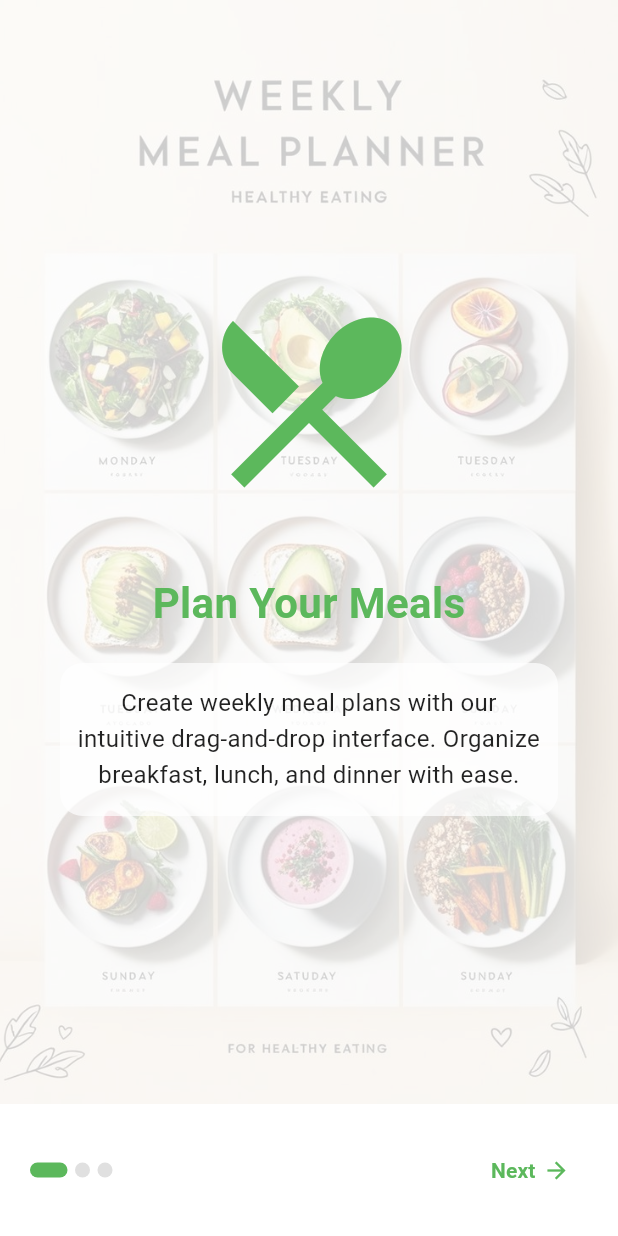
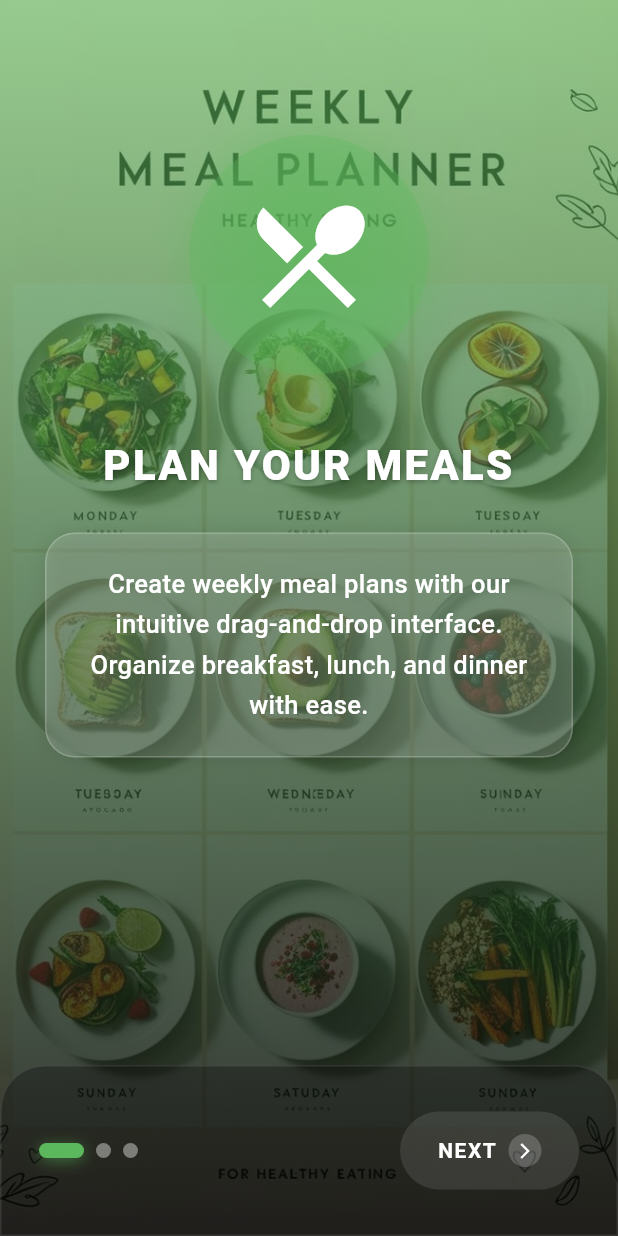
Before and after one commit to reymartjohneva/meal_planner, a Flutter app: the OnboardingScreen screen opened by its route, on a phone screen of 412 x 824 dp. Run offline on Flutter 3.47's test engine with Material 3 defaults, Android fonts, the phone set to English and light mode, and no system bars; our stand-ins replace cloud_firestore, firebase_auth, firebase_core, flutter_local_notifications, shared_preferences, table_calendar and 1 more; accounts and stored records are empty.

Commit message:
feat: modified getting started

```diff
--- a/lib/pages/getting_started_page.dart
+++ b/lib/pages/getting_started_page.dart
@@ -10,6 +10,8 @@ class OnboardingScreen extends StatefulWidget {
 class _OnboardingScreenState extends State<OnboardingScreen> {
   final PageController _pageController = PageController();
   int _currentPage = 0;
+  // Fixed theme color matching your original green
+  final Color _themeColor = const Color(0xFF5CB85C);
 
   final List<OnboardingPage> _pages = [
     OnboardingPage(
@@ -44,12 +46,10 @@ class _OnboardingScreenState extends State<OnboardingScreen> {
   @override
   Widget build(BuildContext context) {
     return Scaffold(
-      backgroundColor: Colors.white,
-      body: SafeArea(
-        child: Column(
+      body: Stack(
         children: [
-            Expanded(
-              child: PageView.builder(
+          // Single PageView for both background and content
+          PageView.builder(
             controller: _pageController,
             itemCount: _pages.length,
             onPageChanged: (int page) {
@@ -58,16 +58,170 @@ class _OnboardingScreenState extends State<OnboardingScreen> {
               });
             },
             itemBuilder: (context, index) {
-                  return buildPageContent(_pages[index]);
+              return Stack(
+                children: [
+                  // Background layer
+                  buildBackground(_pages[index]),
+
+                  // Content layer
+                  SafeArea(
+                    child: buildPageContent(_pages[index]),
+                  ),
+                ],
+              );
             },
           ),
+
+          // Bottom navigation stays fixed at the bottom
+          Positioned(
+            bottom: 0,
+            left: 0,
+            right: 0,
+            child: buildBottomNavigation(),
           ),
-            Padding(
-              padding: const EdgeInsets.all(20),
+        ],
+      ),
+    );
+  }
+
+  Widget buildBackground(OnboardingPage page) {
+    return Stack(
+      fit: StackFit.expand,
+      children: [
+        // Background Image - each slide has its own image
+        Image.asset(
+          page.backgroundImage,
+          fit: BoxFit.cover,
+        ),
+        // Gradient Overlay
+        Container(
+          decoration: BoxDecoration(
+            gradient: LinearGradient(
+              begin: Alignment.topCenter,
+              end: Alignment.bottomCenter,
+              colors: [
+                _themeColor.withOpacity(0.6),
+                Colors.black.withOpacity(0.8),
+              ],
+            ),
+          ),
+        ),
+      ],
+    );
+  }
+
+  Widget buildPageContent(OnboardingPage page) {
+    return Padding(
+      padding: const EdgeInsets.all(30),
+      child: Column(
+        mainAxisAlignment: MainAxisAlignment.start, // Changed from center to start
+        children: [
+          // Added top spacing to push content down from the very top
+          const SizedBox(height: 60),
+
+          // Enhanced Icon Display
+          Container(
+            width: 160, // Slightly reduced size
+            height: 160, // Slightly reduced size
+            decoration: BoxDecoration(
+              shape: BoxShape.circle,
+              gradient: RadialGradient(
+                colors: [
+                  _themeColor.withOpacity(0.7),
+                  _themeColor.withOpacity(0.3)
+                ],
+              ),
+              boxShadow: [
+                BoxShadow(
+                  color: _themeColor.withOpacity(0.3),
+                  blurRadius: 20,
+                  spreadRadius: 5,
+                ),
+              ],
+            ),
+            child: Icon(
+              page.image,
+              size: 90, // Slightly reduced size
+              color: Colors.white,
+            ),
+          ),
+
+          const SizedBox(height: 40), // Adjusted spacing
+
+          // Enhanced Title
+          Text(
+            page.title.toUpperCase(),
+            style: const TextStyle(
+              fontSize: 28,
+              fontWeight: FontWeight.w900,
+              letterSpacing: 1.5,
+              color: Colors.white,
+              shadows: [
+                Shadow(
+                  color: Colors.black26,
+                  offset: Offset(0, 1),
+                  blurRadius: 4,
+                ),
+              ],
+            ),
+            textAlign: TextAlign.center,
+          ),
+
+          const SizedBox(height: 25),
+
+          // Enhanced Description
+          Container(
+            padding: const EdgeInsets.symmetric(horizontal: 15, vertical: 20),
+            decoration: BoxDecoration(
+              color: Colors.white.withOpacity(0.15),
+              borderRadius: BorderRadius.circular(20),
+              border: Border.all(
+                color: Colors.white.withOpacity(0.2),
+                width: 1,
+              ),
+              boxShadow: [
+                BoxShadow(
+                  color: Colors.black.withOpacity(0.1),
+                  blurRadius: 10,
+                ),
+              ],
+            ),
+            child: Text(
+              page.description,
+              style: const TextStyle(
+                fontSize: 17,
+                color: Colors.white,
+                height: 1.6,
+                fontWeight: FontWeight.w500,
+              ),
+              textAlign: TextAlign.center,
+            ),
+          ),
+          // Removed the extra spacer at the bottom
+          // Content will naturally be pushed up
+        ],
+      ),
+    );
+  }
+
+  Widget buildBottomNavigation() {
+    return Container(
+      padding: const EdgeInsets.symmetric(horizontal: 25, vertical: 30),
+      decoration: BoxDecoration(
+        color: Colors.black.withOpacity(0.3),
+        borderRadius: const BorderRadius.only(
+          topLeft: Radius.circular(30),
+          topRight: Radius.circular(30),
+        ),
+        border: Border.all(
+          color: Colors.white.withOpacity(0.1),
+          width: 1,
+        ),
+      ),
       child: Row(
         mainAxisAlignment: MainAxisAlignment.spaceBetween,
         children: [
-                  // Page indicator
+          // Enhanced page indicator
           Row(
             children: List.generate(
               _pages.length,
@@ -75,50 +229,86 @@ class _OnboardingScreenState extends State<OnboardingScreen> {
             ),
           ),
 
-                  // Navigation buttons
+          // Enhanced navigation buttons
           _currentPage == _pages.length - 1
               ? ElevatedButton(
             onPressed: () {
               Navigator.pushReplacementNamed(context, '/home');
             },
             style: ElevatedButton.styleFrom(
-                      backgroundColor: const Color(0xFF5CB85C),
+              backgroundColor: _themeColor,
+              foregroundColor: Colors.white,
               padding: const EdgeInsets.symmetric(
-                          horizontal: 30, vertical: 12),
+                horizontal: 32,
+                vertical: 15,
+              ),
               shape: RoundedRectangleBorder(
-                        borderRadius: BorderRadius.circular(20),
+                borderRadius: BorderRadius.circular(30),
+              ),
+              elevation: 8,
+              shadowColor: _themeColor.withOpacity(0.5),
+            ),
+            child: Row(
+              children: [
+                const Text(
+                  "GET STARTED",
+                  style: TextStyle(
+                    fontWeight: FontWeight.bold,
+                    letterSpacing: 1.2,
                   ),
                 ),
-                    child: const Text(
-                      "Get Started",
-                      style: TextStyle(
-                        color: Colors.white,
-                        fontWeight: FontWeight.bold,
+                const SizedBox(width: 8),
+                Container(
+                  padding: const EdgeInsets.all(5),
+                  decoration: BoxDecoration(
+                    color: Colors.white.withOpacity(0.2),
+                    shape: BoxShape.circle,
                   ),
+                  child: const Icon(
+                    Icons.arrow_forward_ios,
+                    size: 12,
+                  ),
+                ),
+              ],
             ),
           )
               : TextButton(
             onPressed: () {
               _pageController.nextPage(
-                        duration: const Duration(milliseconds: 300),
+                duration: const Duration(milliseconds: 400),
                 curve: Curves.easeInOut,
               );
             },
-                    child: const Row(
-                      children: [
-                        Text(
-                          "Next",
-                          style: TextStyle(
-                            color: Color(0xFF5CB85C),
-                            fontWeight: FontWeight.bold,
+            style: TextButton.styleFrom(
+              foregroundColor: Colors.white,
+              backgroundColor: Colors.white.withOpacity(0.1),
+              padding: const EdgeInsets.symmetric(
+                horizontal: 25,
+                vertical: 15,
+              ),
+              shape: RoundedRectangleBorder(
+                borderRadius: BorderRadius.circular(30),
               ),
             ),
-                        SizedBox(width: 5),
-                        Icon(
-                          Icons.arrow_forward,
-                          color: Color(0xFF5CB85C),
+            child: Row(
+              children: [
+                const Text(
+                  "NEXT",
+                  style: TextStyle(
+                    fontWeight: FontWeight.bold,
+                    letterSpacing: 1.0,
                   ),
-                      ],
+                ),
+                const SizedBox(width: 8),
+                Container(
+                  padding: const EdgeInsets.all(5),
+                  decoration: BoxDecoration(
+                    color: Colors.white.withOpacity(0.2),
+                    shape: BoxShape.circle,
+                  ),
+                  child: const Icon(
+                    Icons.arrow_forward_ios,
+                    size: 12,
                   ),
                 ),
               ],
@@ -126,79 +316,38 @@ class _OnboardingScreenState extends State<OnboardingScreen> {
           ),
         ],
       ),
-      ),
-    );
-  }
-
-  Widget buildPageContent(OnboardingPage page) {
-    return Stack(
-      children: [
-        // Background Image
-        Positioned.fill(
-          child: Opacity(
-            opacity: 0.2,
-            child: Image.asset(
-              page.backgroundImage,
-              fit: BoxFit.cover,
-            ),
-          ),
-        ),
-        // Foreground Content
-        Padding(
-          padding: const EdgeInsets.all(40),
-          child: Column(
-            mainAxisAlignment: MainAxisAlignment.center,
-            children: [
-              Icon(
-                page.image,
-                size: 150,
-                color: const Color(0xFF5CB85C),
-              ),
-              const SizedBox(height: 40),
-              Text(
-                page.title,
-                style: const TextStyle(
-                  fontSize: 28,
-                  fontWeight: FontWeight.bold,
-                  color: Color(0xFF5CB85C),
-                ),
-                textAlign: TextAlign.center,
-              ),
-              const SizedBox(height: 20),
-              Container(
-                padding:
-                const EdgeInsets.symmetric(horizontal: 10, vertical: 15),
-                decoration: BoxDecoration(
-                  color: Colors.white.withOpacity(0.7),
-                  borderRadius: BorderRadius.circular(15),
-                ),
-                child: Text(
-                  page.description,
-                  style: const TextStyle(
-                    fontSize: 16,
-                    color: Colors.black87,
-                    height: 1.5,
-                  ),
-                  textAlign: TextAlign.center,
-                ),
-              ),
-            ],
-          ),
-        ),
-      ],
     );
   }
 
   Widget buildDot({required int index}) {
-    return AnimatedContainer(
-      duration: const Duration(milliseconds: 200),
-      margin: const EdgeInsets.only(right: 5),
+    return GestureDetector(
+      onTap: () {
+        _pageController.animateToPage(
+          index,
+          duration: const Duration(milliseconds: 300),
+          curve: Curves.easeInOut,
+        );
+      },
+      child: AnimatedContainer(
+        duration: const Duration(milliseconds: 300),
+        margin: const EdgeInsets.only(right: 8),
         height: 10,
-      width: _currentPage == index ? 25 : 10,
+        width: _currentPage == index ? 30 : 10,
         decoration: BoxDecoration(
-        color:
-        _currentPage == index ? const Color(0xFF5CB85C) : Colors.grey[300],
+          color: _currentPage == index
+              ? _themeColor
+              : Colors.white.withOpacity(0.4),
           borderRadius: BorderRadius.circular(5),
+          boxShadow: _currentPage == index
+              ? [
+            BoxShadow(
+              color: _themeColor.withOpacity(0.5),
+              blurRadius: 8,
+              offset: const Offset(0, 2),
+            ),
+          ]
+              : null,
+        ),
       ),
     );
   }
```
Lines whose indentation alone changed are shown as unchanged.
